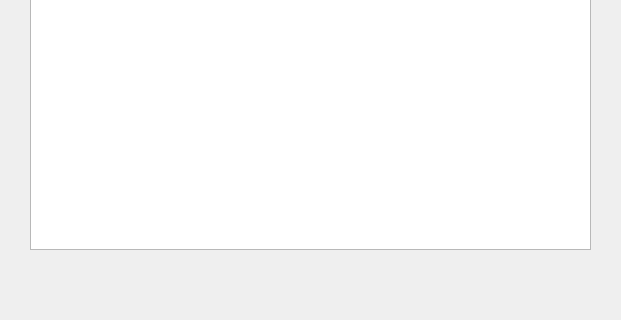
First picture: the form in ui-pyqt/letterofcancellation.ui, repository songzhm/Camp-Registration, before the edit; both pictures show x 0 to 621 and y 281 to 601 of the 621 by 601 pixel window.
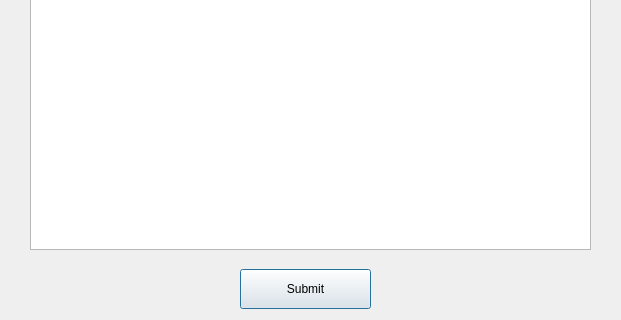
Second picture: the form after the edit.

The edit to the form file:
```diff
--- a/ui-pyqt/letterofcancellation.ui
+++ b/ui-pyqt/letterofcancellation.ui
@@ -46,6 +46,19 @@
     </rect>
    </property>
   </widget>
+  <widget class="QPushButton" name="pushButton">
+   <property name="geometry">
+    <rect>
+     <x>240</x>
+     <y>550</y>
+     <width>131</width>
+     <height>40</height>
+    </rect>
+   </property>
+   <property name="text">
+    <string>Submit</string>
+   </property>
+  </widget>
  </widget>
  <resources/>
  <connections/>
```
